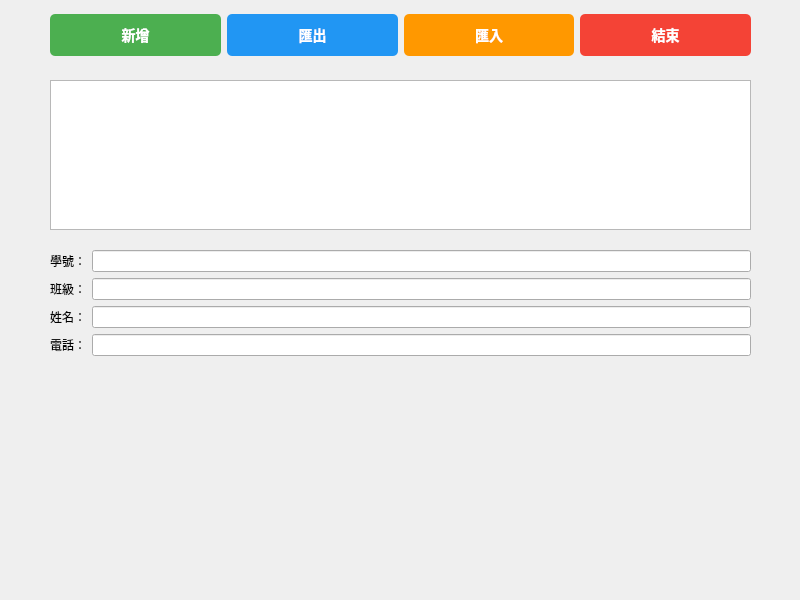
kem1005/contactbook, file Address_book/mywidget.ui: the form before one commit.
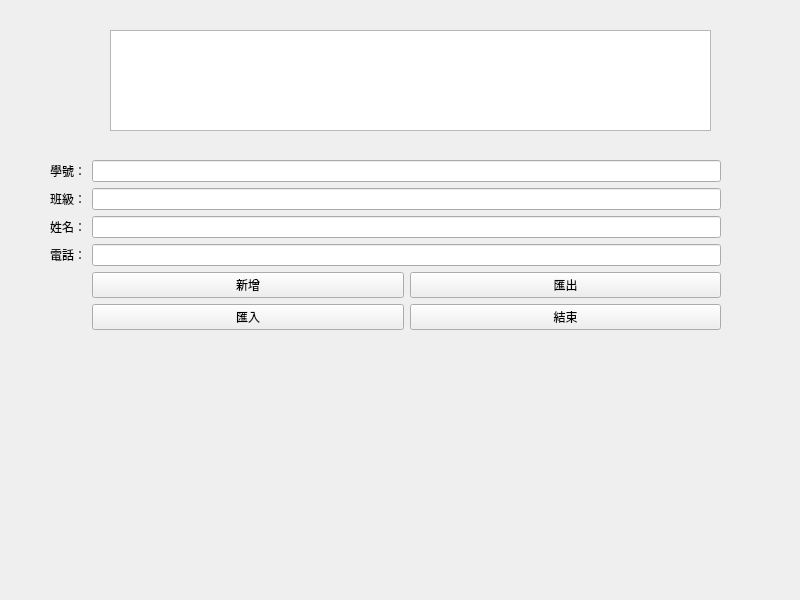
The form after the commit.

Commit message: Revert Address Book UI to original layout

What changed in the file:
```diff
--- a/Address_book/mywidget.ui
+++ b/Address_book/mywidget.ui
@@ -13,145 +13,13 @@
   <property name="windowTitle">
    <string>Mywidget</string>
   </property>
-  <widget class="QWidget" name="horizontalLayoutWidget">
-   <property name="geometry">
-    <rect>
-     <x>50</x>
-     <y>10</y>
-     <width>701</width>
-     <height>50</height>
-    </rect>
-   </property>
-   <layout class="QHBoxLayout" name="buttonLayout">
-    <item>
-     <widget class="QPushButton" name="pushButton_4">
-      <property name="minimumSize">
-       <size>
-        <width>0</width>
-        <height>40</height>
-       </size>
-      </property>
-      <property name="styleSheet">
-       <string notr="true">QPushButton {
-    background-color: #4CAF50;
-    color: white;
-    border: none;
-    padding: 10px;
-    font-size: 14px;
-    font-weight: bold;
-    border-radius: 5px;
-}
-QPushButton:hover {
-    background-color: #45a049;
-}
-QPushButton:pressed {
-    background-color: #3d8b40;
-}</string>
-      </property>
-      <property name="text">
-       <string>新增</string>
-      </property>
-     </widget>
-    </item>
-    <item>
-     <widget class="QPushButton" name="pushButton_3">
-      <property name="minimumSize">
-       <size>
-        <width>0</width>
-        <height>40</height>
-       </size>
-      </property>
-      <property name="styleSheet">
-       <string notr="true">QPushButton {
-    background-color: #2196F3;
-    color: white;
-    border: none;
-    padding: 10px;
-    font-size: 14px;
-    font-weight: bold;
-    border-radius: 5px;
-}
-QPushButton:hover {
-    background-color: #0b7dda;
-}
-QPushButton:pressed {
-    background-color: #0a6bc4;
-}</string>
-      </property>
-      <property name="text">
-       <string>匯出</string>
-      </property>
-     </widget>
-    </item>
-    <item>
-     <widget class="QPushButton" name="pushButton_6">
-      <property name="minimumSize">
-       <size>
-        <width>0</width>
-        <height>40</height>
-       </size>
-      </property>
-      <property name="styleSheet">
-       <string notr="true">QPushButton {
-    background-color: #FF9800;
-    color: white;
-    border: none;
-    padding: 10px;
-    font-size: 14px;
-    font-weight: bold;
-    border-radius: 5px;
-}
-QPushButton:hover {
-    background-color: #e68900;
-}
-QPushButton:pressed {
-    background-color: #cc7a00;
-}</string>
-      </property>
-      <property name="text">
-       <string>匯入</string>
-      </property>
-     </widget>
-    </item>
-    <item>
-     <widget class="QPushButton" name="pushButton_5">
-      <property name="minimumSize">
-       <size>
-        <width>0</width>
-        <height>40</height>
-       </size>
-      </property>
-      <property name="styleSheet">
-       <string notr="true">QPushButton {
-    background-color: #f44336;
-    color: white;
-    border: none;
-    padding: 10px;
-    font-size: 14px;
-    font-weight: bold;
-    border-radius: 5px;
-}
-QPushButton:hover {
-    background-color: #da190b;
-}
-QPushButton:pressed {
-    background-color: #c41509;
-}</string>
-      </property>
-      <property name="text">
-       <string>結束</string>
-      </property>
-     </widget>
-    </item>
-   </layout>
-  </widget>
   <widget class="QTableWidget" name="tableWidget">
    <property name="geometry">
     <rect>
-     <x>50</x>
-     <y>80</y>
-     <width>701</width>
-     <height>150</height>
+     <x>110</x>
+     <y>30</y>
+     <width>601</width>
+     <height>101</height>
     </rect>
    </property>
   </widget>
@@ -159,9 +27,9 @@
    <property name="geometry">
     <rect>
      <x>50</x>
-     <y>250</y>
-     <width>701</width>
-     <height>180</height>
+     <y>160</y>
+     <width>671</width>
+     <height>211</height>
     </rect>
    </property>
    <layout class="QFormLayout" name="formLayout">
@@ -205,6 +73,42 @@
     <item row="3" column="1">
      <widget class="QLineEdit" name="lineEdit_4"/>
     </item>
+    <item row="4" column="1">
+     <layout class="QGridLayout" name="gridLayout_2">
+      <item row="0" column="1">
+       <widget class="QPushButton" name="pushButton_3">
+        <property name="text">
+         <string>匯出</string>
+        </property>
+       </widget>
+      </item>
+      <item row="0" column="0">
+       <widget class="QPushButton" name="pushButton_4">
+        <property name="text">
+         <string>新增</string>
+        </property>
+       </widget>
+      </item>
+     </layout>
+    </item>
+    <item row="5" column="1">
+     <layout class="QGridLayout" name="gridLayout_3">
+      <item row="0" column="1">
+       <widget class="QPushButton" name="pushButton_5">
+        <property name="text">
+         <string>結束</string>
+        </property>
+       </widget>
+      </item>
+      <item row="0" column="0">
+       <widget class="QPushButton" name="pushButton_6">
+        <property name="text">
+         <string>匯入</string>
+        </property>
+       </widget>
+      </item>
+     </layout>
+    </item>
    </layout>
   </widget>
  </widget>
```
